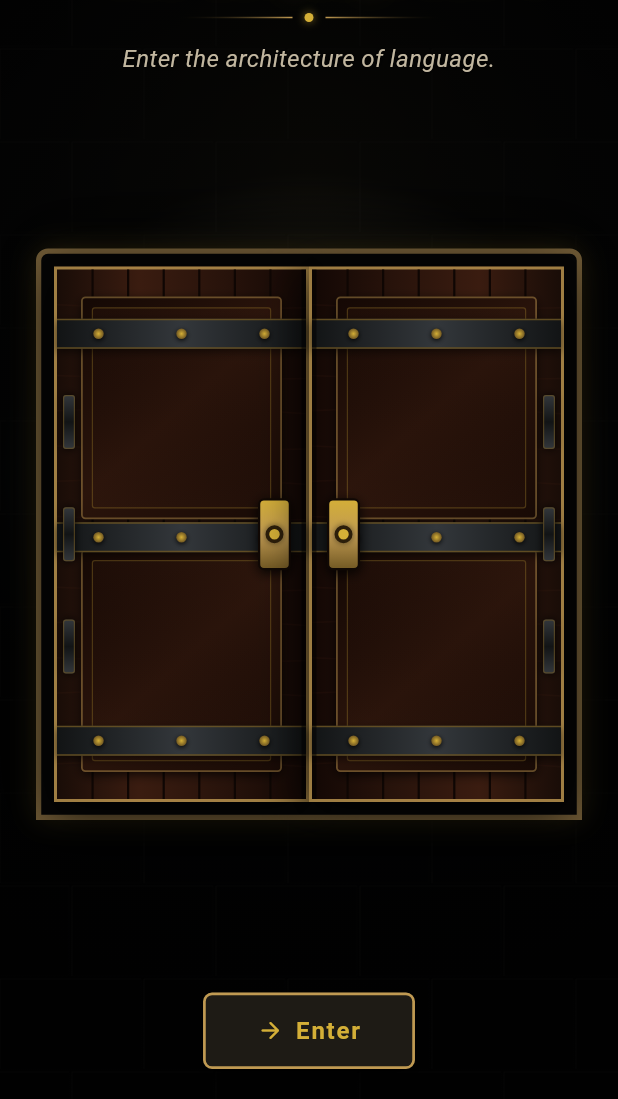
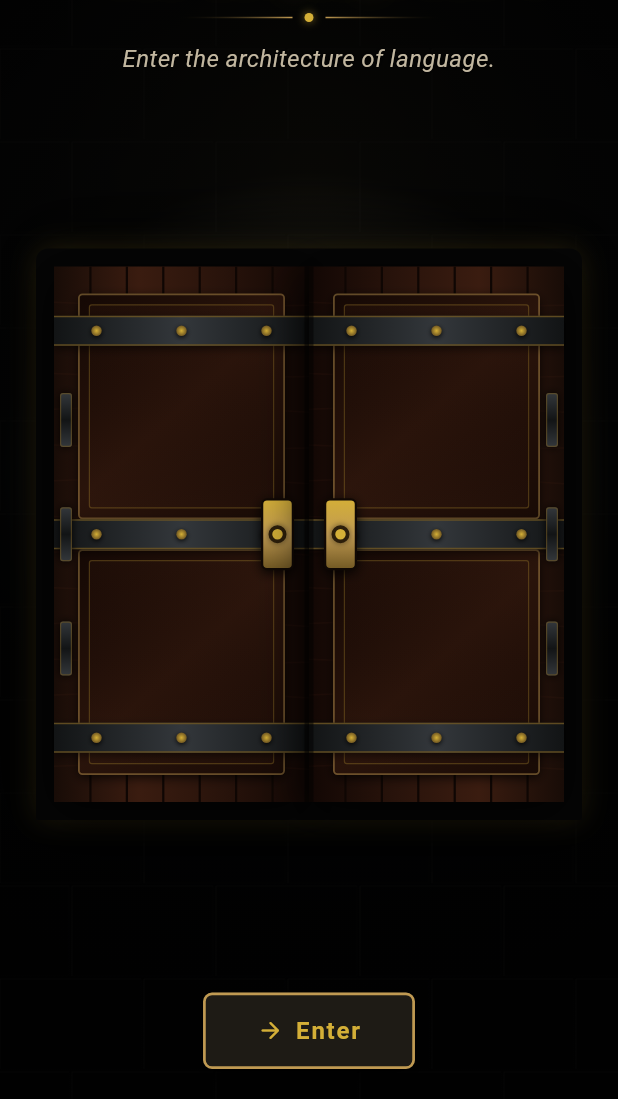
Before and after one commit to sirxcott/Visual-Language-Castle, a Flutter app: the screen it shows after launch, on a phone screen of 412 x 824 dp, the part 137-1236 px from its top. Run offline on Flutter 3.47's test engine with Material 3 defaults, Android fonts, the phone set to English and light mode, and no system bars; our stand-ins replace audioplayers, web; Roboto replaces fonts that are missing (Georgia).

Commit message:
Remove Visual Language Castle entrance gold borders

```diff
--- a/app/lib/screens/castle_entrance_screen.dart
+++ b/app/lib/screens/castle_entrance_screen.dart
@@ -240,7 +240,6 @@ class _CastleEntranceScreenState extends State<CastleEntranceScreen> with Single
               decoration: BoxDecoration(
                 color: const Color(0xFF050505),
                 borderRadius: const BorderRadius.vertical(top: Radius.circular(8)),
-                border: Border.all(color: const Color(0xFF6E5935), width: 3.5),
                 boxShadow: const [
                   BoxShadow(color: Colors.black, blurRadius: 40, spreadRadius: 8),
                   BoxShadow(color: Color(0x33D4AF37), blurRadius: 16, spreadRadius: -2),
--- a/app/lib/widgets/castle_door.dart
+++ b/app/lib/widgets/castle_door.dart
@@ -120,7 +120,6 @@ class _DoorSlab extends StatelessWidget {
             Color(0xFF120704),
           ],
         ),
-        border: Border.all(color: brass.withValues(alpha: 0.8), width: 2),
         boxShadow: const [
           BoxShadow(color: Colors.black87, blurRadius: 24, spreadRadius: 2, offset: Offset(0, 6)),
         ],
```
